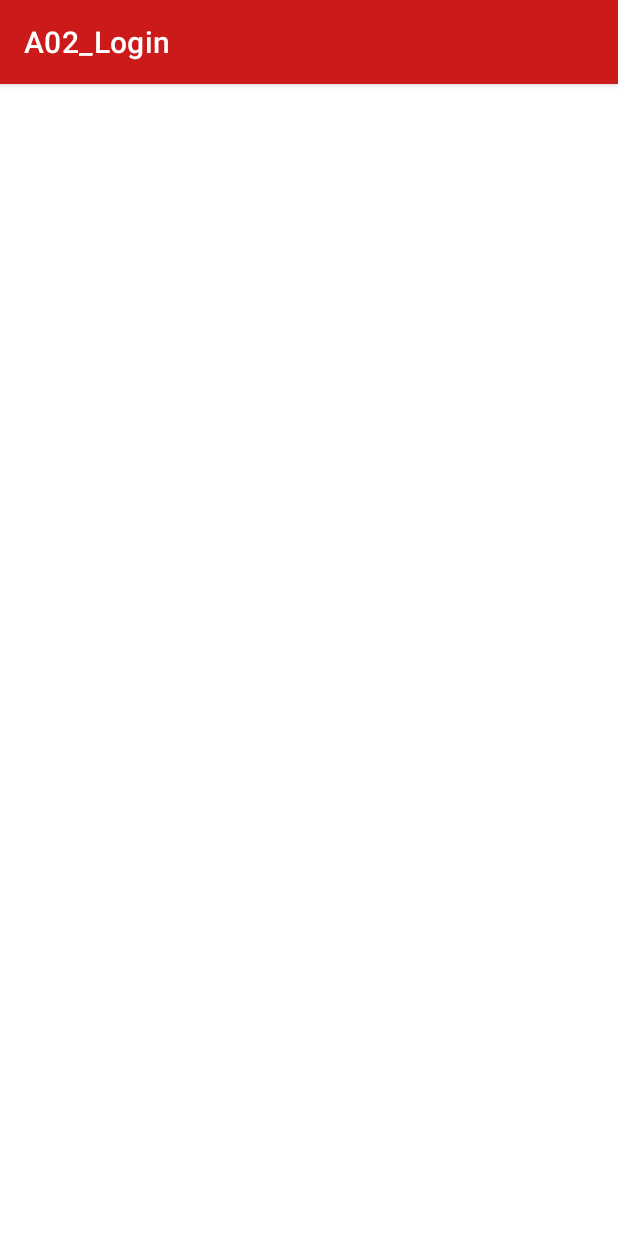
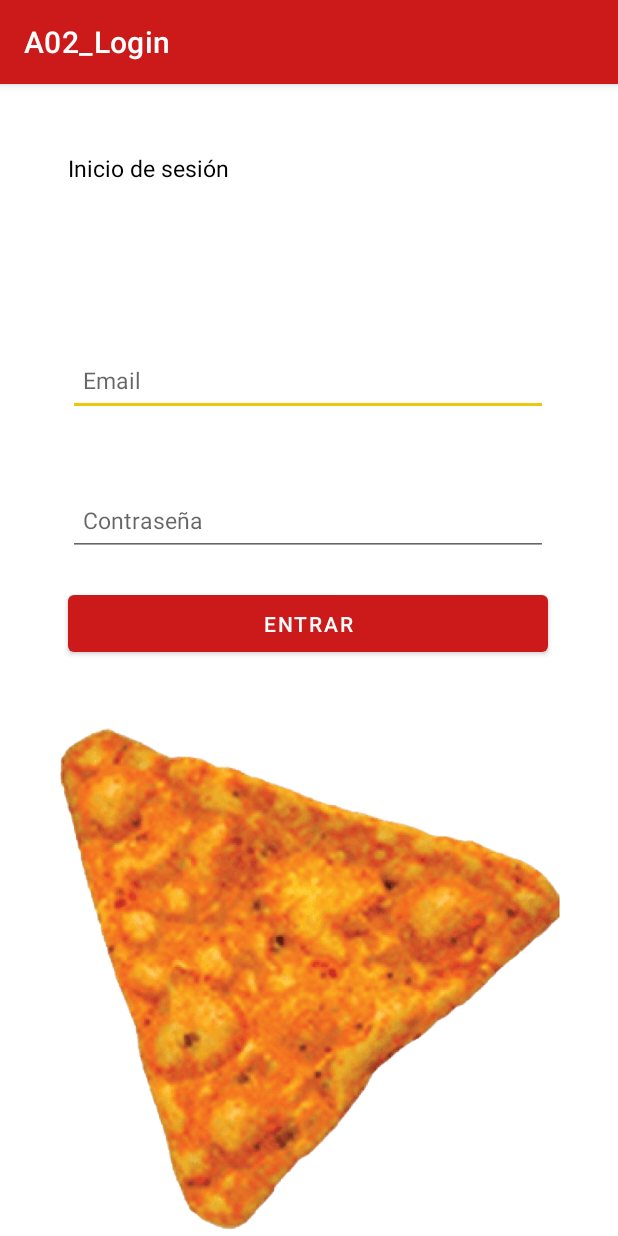
Before and after one commit to martoKZER/PMDM, an Android app: the screen it shows after launch (MainActivity), on a phone screen of 412 x 824 dp. Run offline under Robolectric (Android 15) with nearby library versions, the phone set to English and light mode, and no system bars; our stand-ins replace data binding.

```diff
--- a/a02_Login/app/src/main/java/dam/pmdm/a02_login/FinalActivity.java
+++ b/a02_Login/app/src/main/java/dam/pmdm/a02_login/FinalActivity.java
@@ -13,7 +13,7 @@ public class FinalActivity extends AppCompatActivity {
         setContentView(R.layout.activity_final);
         String email = getIntent().getStringExtra("etxEmail");
         TextView txtWelcome = findViewById(R.id.txtWelcome);
-        String bienvenida = R.string.bienvenido + email;
+        String bienvenida = getString(R.string.bienvenido) + " " + email;
         txtWelcome.setText(bienvenida);
     }
 }
--- a/a02_Login/app/src/main/java/dam/pmdm/a02_login/MainActivity.java
+++ b/a02_Login/app/src/main/java/dam/pmdm/a02_login/MainActivity.java
@@ -2,6 +2,7 @@ package dam.pmdm.a02_login;
 
 import android.content.Intent;
 import android.os.Bundle;
+import android.view.View;
 import android.widget.Button;
 import android.widget.EditText;
 import android.widget.TextView;
@@ -11,29 +12,37 @@ import androidx.core.content.ContextCompat;
 
 import dam.pmdm.a02_login.databinding.ActivityMainBinding;
 
-public class MainActivity extends AppCompatActivity  {
-    private TextView textView;
+public class MainActivity extends AppCompatActivity {
+    private TextView somethingNull;
     private EditText etxEmail;
     private EditText etxPassword;
+
     @Override
     protected void onCreate(Bundle savedInstanceState) {
         super.onCreate(savedInstanceState);
         ActivityMainBinding binding = ActivityMainBinding.inflate(getLayoutInflater());
+        View view = binding.getRoot();
+        setContentView(view);
         etxEmail = binding.etxEmail;
         etxPassword = binding.etxPassword;
         Button btnLogin = binding.btnLogin;
-        textView = binding.textView;
-        btnLogin.setOnClickListener(view -> {
-            if (etxEmail.getText() == null || etxPassword.getText() == null){
-                textView.setTextColor(ContextCompat.getColor(MainActivity.this, R.color.redRP));
-                textView.setText(R.string.faltanDatos);
-            }else{
+        somethingNull = binding.txtSomethingNull;
+        btnLogin.setOnClickListener(v -> {
+            if (etxEmail.getText().toString().equals("".trim()) || etxPassword.getText().toString().equals("".trim())) {
+                somethingNull.setVisibility(View.VISIBLE);
+            } else {
                 Intent i = new Intent(MainActivity.this, FinalActivity.class);
-                i.putExtra("etxEmail", etxEmail.getText());
+                i.putExtra("etxEmail", etxEmail.getText().toString());
                 startActivity(i);
 
             }
         });
 
     }
+    @Override
+    protected void onResume() {
+        super.onResume();
+
+    }
+
 }
--- a/a02_Login/app/src/main/res/layout/activity_main.xml
+++ b/a02_Login/app/src/main/res/layout/activity_main.xml
@@ -1,7 +1,8 @@
 <?xml version="1.0" encoding="utf-8"?>
 <layout xmlns:android="http://schemas.android.com/apk/res/android"
     xmlns:app="http://schemas.android.com/apk/res-auto"
-    xmlns:tools="http://schemas.android.com/tools">
+    xmlns:tools="http://schemas.android.com/tools"
+    tools:viewBindingIgnore="true" >
 
     <data class=".databinding.ActivityMainBinding"/>
 
@@ -18,13 +19,25 @@
 
             <TextView
                 android:id="@+id/textView"
-                android:layout_width="320dp"
-                android:layout_height="48dp"
+                android:layout_width="110dp"
+                android:layout_height="28dp"
                 android:layout_marginStart="45dp"
                 android:layout_marginTop="45dp"
                 android:textColor="@color/black"
                 android:textSize="15sp"
                 android:text="@string/iniciodesesion"/>
+
+            <TextView
+                android:id="@+id/txtSomethingNull"
+                android:layout_width="290dp"
+                android:layout_height="39dp"
+                android:layout_marginStart="45dp"
+                android:layout_marginTop="45dp"
+                android:text="@string/faltanDatos"
+                android:textColor="@color/redRP"
+                android:textSize="15sp"
+                android:visibility="invisible" />
+
             <EditText
                 android:id="@+id/etxEmail"
                 android:layout_width="320dp"
```
